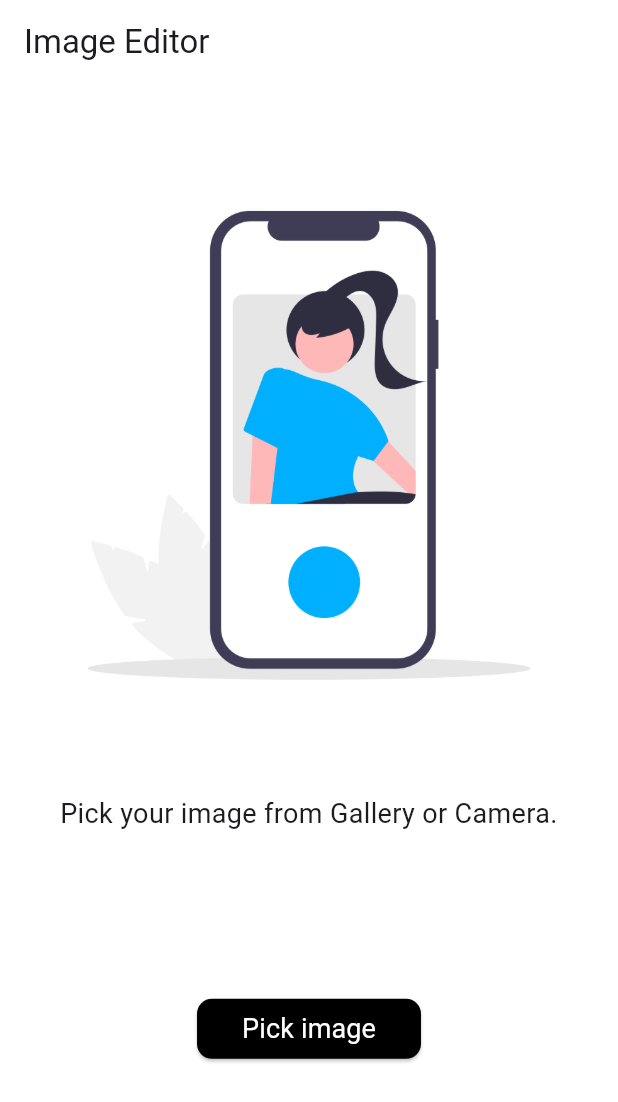
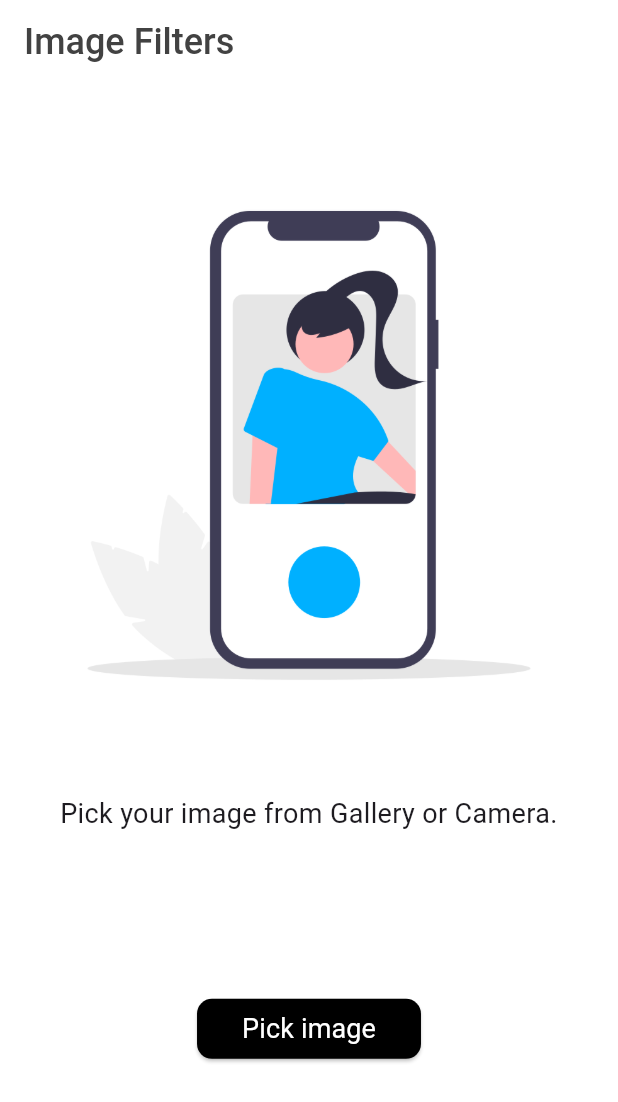
Before and after one commit to vinay416/Image-Filters, a Flutter app: the screen it shows after launch, on a phone screen of 412 x 824 dp. Shown: the top 1102 px of the screen. Run offline on Flutter 3.47's test engine with Material 3 defaults, Android fonts, the light colour scheme and no system bars; our stand-ins replace device_info_plus, flutter_bloc, fluttertoast, image_cropper, image_picker, permission_handler.

Commit message:
minor changes

```diff
--- a/lib/home_view.dart
+++ b/lib/home_view.dart
@@ -14,14 +14,19 @@ class HomeView extends StatelessWidget {
   Widget build(BuildContext context) {
     return Scaffold(
       appBar: AppBar(
-        title: const Text("Image Editor"),
+        title: Text(
+          "Image Filters",
+          style: TextStyle(
+            fontSize: 24,
+            fontWeight: FontWeight.w500,
+            color: Colors.grey.shade800,
+          ),
+        ),
         actions: [
           buildRestAction(),
           const SizedBox(width: 10),
         ],
       ),
-      // body: ImageBlendFilters(),
-      // body: GradientMaskFilter(),
       body: Stack(
         children: [
           buildBody(),
```
